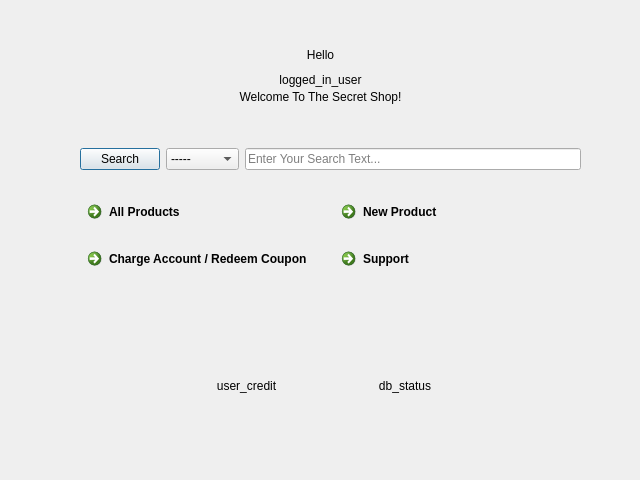
Above: index.ui from mmoallemi99/AP-Final-Project before the change. Below: the same form after it.
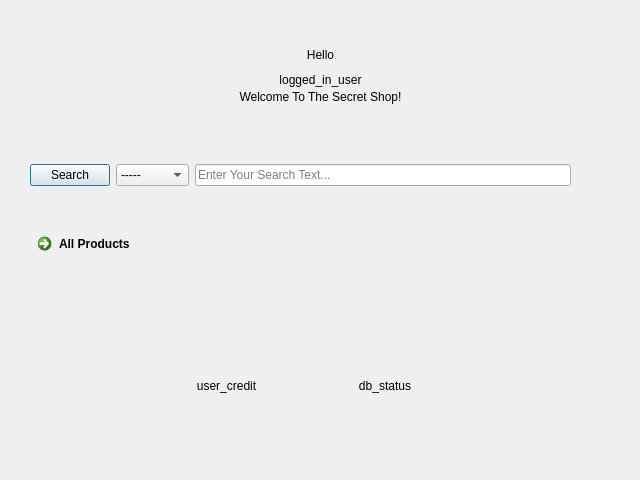
That is the form after the change.

```diff
--- a/index.ui
+++ b/index.ui
@@ -10,15 +10,33 @@
     <height>480</height>
    </rect>
   </property>
+  <property name="sizePolicy">
+   <sizepolicy hsizetype="Expanding" vsizetype="Expanding">
+    <horstretch>0</horstretch>
+    <verstretch>0</verstretch>
+   </sizepolicy>
+  </property>
+  <property name="minimumSize">
+   <size>
+    <width>640</width>
+    <height>480</height>
+   </size>
+  </property>
   <property name="windowTitle">
-   <string>Dialog</string>
+   <string>Main Menu</string>
+  </property>
+  <property name="sizeGripEnabled">
+   <bool>false</bool>
+  </property>
+  <property name="modal">
+   <bool>false</bool>
   </property>
   <widget class="QWidget" name="verticalLayoutWidget">
    <property name="geometry">
     <rect>
-     <x>80</x>
+     <x>30</x>
      <y>130</y>
-     <width>501</width>
+     <width>541</width>
      <height>171</height>
     </rect>
    </property>
@@ -66,8 +84,8 @@
      </layout>
     </item>
     <item>
-     <layout class="QGridLayout" name="gridLayout_4">
-      <item row="0" column="0">
+     <layout class="QHBoxLayout" name="buttons_box">
+      <item>
        <widget class="QCommandLinkButton" name="all_products">
         <property name="sizePolicy">
          <sizepolicy hsizetype="Preferred" vsizetype="Fixed">
@@ -80,54 +98,6 @@
         </property>
        </widget>
       </item>
-      <item row="1" column="1">
-       <widget class="QCommandLinkButton" name="new_product_2">
-        <property name="sizePolicy">
-         <sizepolicy hsizetype="Preferred" vsizetype="Fixed">
-          <horstretch>0</horstretch>
-          <verstretch>0</verstretch>
-         </sizepolicy>
-        </property>
-        <property name="text">
-         <string>Support</string>
-        </property>
-       </widget>
-      </item>
-      <item row="1" column="0">
-       <widget class="QCommandLinkButton" name="credit_manager">
-        <property name="sizePolicy">
-         <sizepolicy hsizetype="Preferred" vsizetype="Fixed">
-          <horstretch>0</horstretch>
-          <verstretch>0</verstretch>
-         </sizepolicy>
-        </property>
-        <property name="text">
-         <string>Charge Account / Redeem Coupon</string>
-        </property>
-       </widget>
-      </item>
-      <item row="0" column="1">
-       <widget class="QCommandLinkButton" name="new_product">
-        <property name="sizePolicy">
-         <sizepolicy hsizetype="Preferred" vsizetype="Fixed">
-          <horstretch>0</horstretch>
-          <verstretch>0</verstretch>
-         </sizepolicy>
-        </property>
-        <property name="acceptDrops">
-         <bool>false</bool>
-        </property>
-        <property name="layoutDirection">
-         <enum>Qt::LeftToRight</enum>
-        </property>
-        <property name="text">
-         <string>New Product</string>
-        </property>
-        <property name="default">
-         <bool>false</bool>
-        </property>
-       </widget>
-      </item>
      </layout>
     </item>
    </layout>
@@ -135,7 +105,7 @@
   <widget class="QWidget" name="horizontalLayoutWidget_4">
    <property name="geometry">
     <rect>
-     <x>170</x>
+     <x>150</x>
      <y>310</y>
      <width>311</width>
      <height>151</height>
```
Left out of the diff: 4 changed lines with no effect on the pictures.
